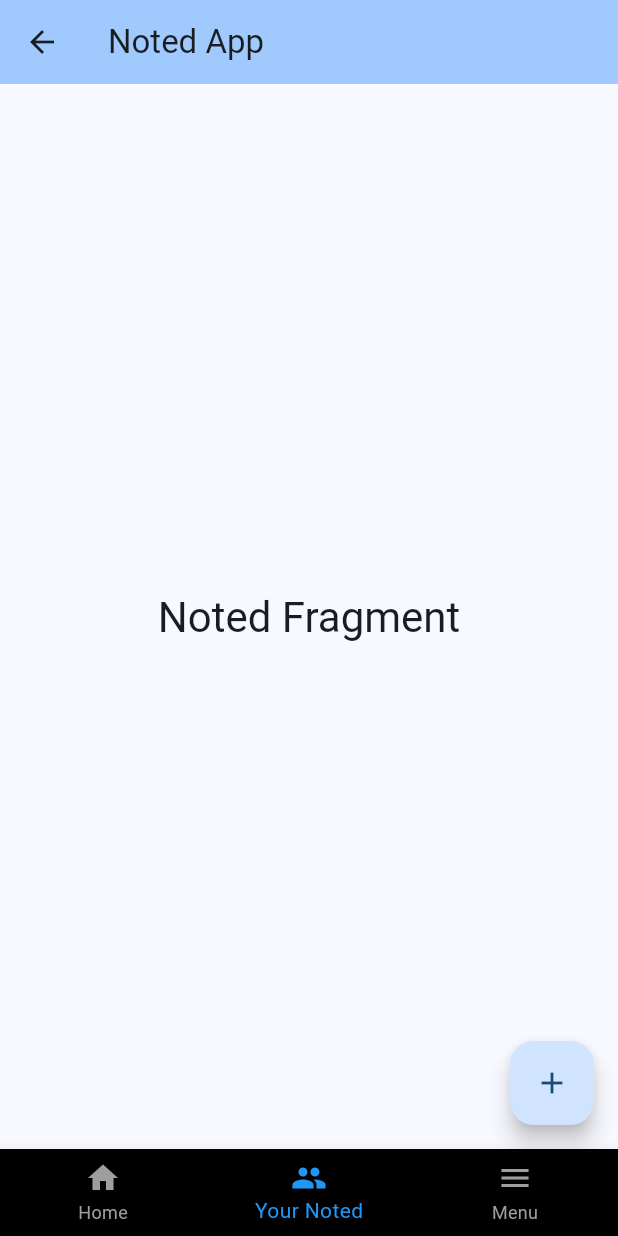
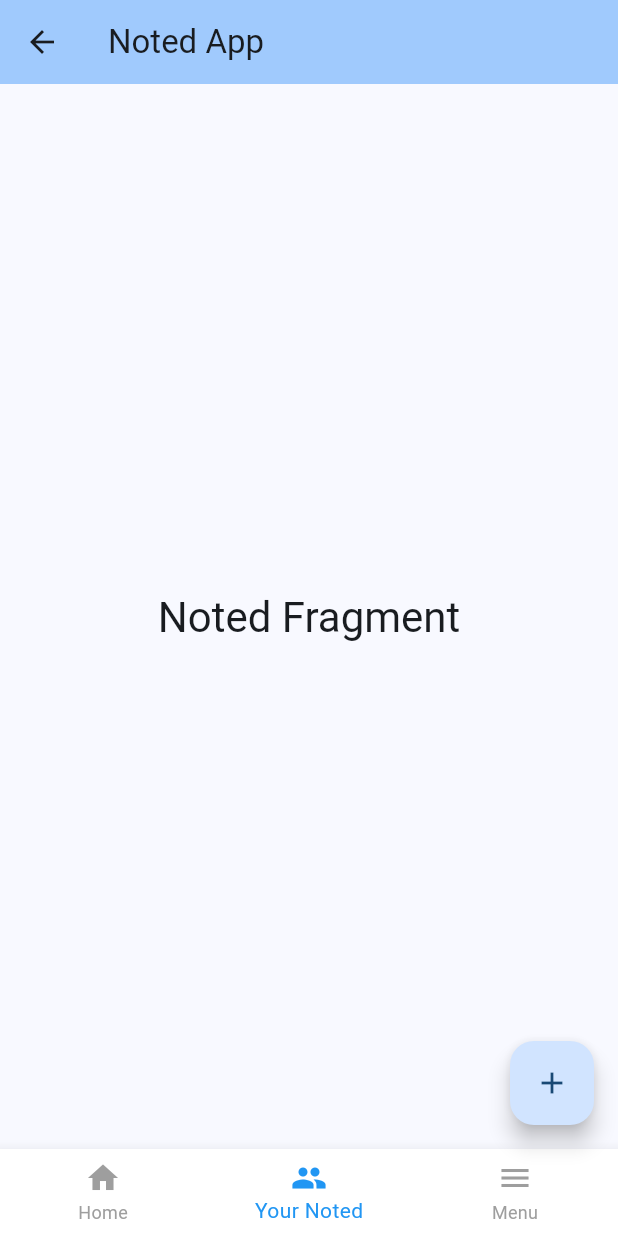
Before and after one commit to TryCalling/flutter_noted_app, a Flutter app: the HomeScreen screen opened by its route, item 2 of the bottom bar chosen, after a tap on the "add" icon, on a phone screen of 412 x 824 dp. Run offline on Flutter 3.47's test engine with Material 3 defaults, Android fonts, the phone set to English and light mode, and no system bars; network calls fail.

Commit message:
modify screen and add some codes

```diff
--- a/lib/fragment/home_fragment.dart
+++ b/lib/fragment/home_fragment.dart
@@ -5,22 +5,22 @@ class HomeFragment extends StatelessWidget {
 
   @override
   Widget build(BuildContext context) {
-    final List<String> posts = ["Post 1", "Post 2", "Post 3"];
+    final List<String> tasks = ["Task 1: Buy groceries", "Task 2: Complete Flutter app", "Task 3: Call John"];
 
     return SingleChildScrollView(
       child: Column(
         children: <Widget>[
-          _buildPostCreationSection(),
+          _buildTaskCreationSection(),
           const Divider(),
-          _buildPostsList(posts),
+          _buildTasksList(tasks),
         ],
       ),
     );
   }
 
-  Widget _buildPostCreationSection() {
+  Widget _buildTaskCreationSection() {
     return Padding(
-      padding: const EdgeInsets.all(16.0),
+      padding: const EdgeInsets.all(12.0),
       child: Row(
         children: [
           const CircleAvatar(
@@ -32,82 +32,62 @@ class HomeFragment extends StatelessWidget {
           Expanded(
             child: TextField(
               decoration: InputDecoration(
-                hintText: "What's on your mind?",
+                hintText: "Search your task noted...?",
                 border: OutlineInputBorder(
                   borderRadius: BorderRadius.circular(30.0),
                 ),
-                contentPadding: const EdgeInsets.symmetric(horizontal: 16.0, vertical: 0),
+                contentPadding: const EdgeInsets.symmetric(horizontal: 8.0, vertical: 0),
               ),
             ),
           ),
           IconButton(
-            icon: const Icon(Icons.photo),
-            onPressed: () {},
+            icon: const Icon(Icons.add),
+            onPressed: () {
+              // Logic for adding a new task
+            },
           ),
         ],
       ),
     );
   }
 
-  Widget _buildPostsList(List<String> posts) {
+  Widget _buildTasksList(List<String> tasks) {
     return ListView.builder(
       shrinkWrap: true,
       physics: const NeverScrollableScrollPhysics(),
-      itemCount: posts.length,
+      itemCount: tasks.length,
       itemBuilder: (context, index) {
-        return _buildPostItem(posts[index]);
+        return _buildTaskItem(tasks[index]);
       },
     );
   }
 
-  Widget _buildPostItem(String post) {
+  Widget _buildTaskItem(String task) {
     return Padding(
-      padding: const EdgeInsets.all(16.0),
+      padding: const EdgeInsets.all(6.0),
       child: Card(
         shape: RoundedRectangleBorder(
           borderRadius: BorderRadius.circular(16.0),
         ),
         child: Padding(
-          padding: const EdgeInsets.all(16.0),
+          padding: const EdgeInsets.all(8.0),
           child: Column(
             crossAxisAlignment: CrossAxisAlignment.start,
             children: <Widget>[
               Row(
                 children: [
-                  const CircleAvatar(
-                    backgroundImage: NetworkImage(
-                      'https://via.placeholder.com/150',
+                  const SizedBox(width: 16.0),
+                  Expanded(
+                    child: Text(
+                      task,
+                      style: const TextStyle(fontWeight: FontWeight.bold),
                     ),
                   ),
-                  const SizedBox(width: 8.0),
-                  const Text(
-                    'User Name',
-                    style: TextStyle(fontWeight: FontWeight.bold),
-                  ),
-                  const Spacer(),
                   IconButton(
                     icon: const Icon(Icons.more_vert),
-                    onPressed: () {},
-                  ),
-                ],
-              ),
-              const SizedBox(height: 8.0),
-              Text(post),
-              const SizedBox(height: 8.0),
-              Row(
-                mainAxisAlignment: MainAxisAlignment.spaceAround,
-                children: [
-                  IconButton(
-                    icon: const Icon(Icons.thumb_up_alt_outlined),
-                    onPressed: () {},
-                  ),
-                  IconButton(
-                    icon: const Icon(Icons.comment_outlined),
-                    onPressed: () {},
-                  ),
-                  IconButton(
-                    icon: const Icon(Icons.share_outlined),
-                    onPressed: () {},
+                    onPressed: () {
+                      // Logic for task options
+                    },
                   ),
                 ],
               ),
--- a/lib/fragment/friends_fragment.dart
+++ b/lib/fragment/noted_fragment.dart
@@ -1,7 +1,7 @@
 import 'package:flutter/material.dart';
 
-class FriendsFragment extends StatelessWidget {
-  const FriendsFragment({super.key});
+class NotedFragment extends StatelessWidget {
+  const NotedFragment({super.key});
 
   @override
   Widget build(BuildContext context) {
--- a/lib/home_screen.dart
+++ b/lib/home_screen.dart
@@ -1,6 +1,6 @@
 import 'package:flutter/material.dart';
+import 'package:flutter_app_noted/fragment/noted_fragment.dart';
 import 'package:flutter_app_noted/fragment/home_fragment.dart';
-import 'package:flutter_app_noted/fragment/friends_fragment.dart';
 import 'package:flutter_app_noted/fragment/menu_fragment.dart';
 
 class HomeScreen extends StatefulWidget {
@@ -16,7 +16,7 @@ class _HomeScreenState extends State<HomeScreen> {
   int _selectedIndex = 0;
   static const List<Widget> _widgetOptions = <Widget>[
     HomeFragment(),
-    FriendsFragment(),
+    NotedFragment(),
     MenuFragment(),
   ];
 
@@ -52,7 +52,7 @@ class _HomeScreenState extends State<HomeScreen> {
         currentIndex: _selectedIndex,
         selectedItemColor: Colors.blue,
         unselectedItemColor: Colors.grey,
-        backgroundColor: Colors.black,
+        backgroundColor: Colors.white,
         onTap: _onItemTapped,
       ),
       floatingActionButton: FloatingActionButton(
```
